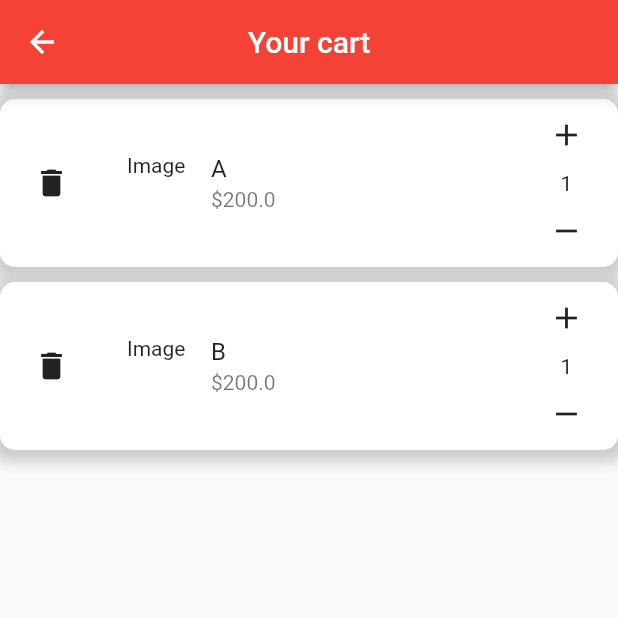
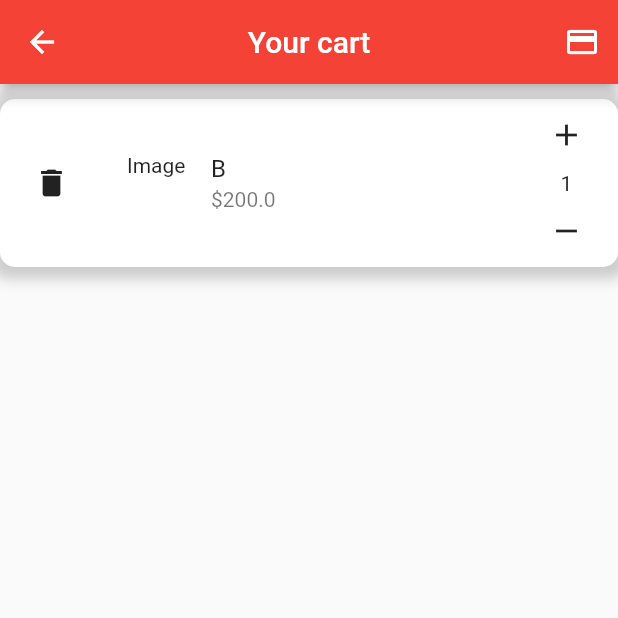
Before and after one commit to MohamedGouaouri/shopping-app, a Flutter app: the CartPage screen opened directly, after a tap on the "delete" icon, on a phone screen of 412 x 824 dp, the top half of it. Run offline on Flutter 3.47's test engine with Material 2 defaults, Android fonts, the phone set to English and light mode, and no system bars.

Commit message:
add option to delete products from cart

```diff
--- /dev/null
+++ b/lib/controllers/cart_service.dart
@@ -0,0 +1,2 @@
+/// This file contains helper functions that interact
+/// with cart service in the backend
--- a/lib/controllers/payment.dart
+++ b/lib/controllers/payment.dart
@@ -1,3 +1,5 @@
+/// This file contains helper functions that interact
+/// with payment service in the backend
 class Payment {
   /// Communicates with the payment API to add products to the user's cart
   static addToCart() {}
--- a/lib/views/cart.dart
+++ b/lib/views/cart.dart
@@ -49,7 +49,12 @@ class _CartPageState extends State<CartPage> {
               Container(
                 width: _width / 6,
                 child: IconButton(
-                  onPressed: () {},
+                  onPressed: () {
+                    // TODO: Remove using the
+                    setState(() {
+                      products.removeAt(products.indexOf(p));
+                    });
+                  },
                   icon: Icon(
                     Icons.delete,
                   ),
@@ -105,11 +110,20 @@ class _CartPageState extends State<CartPage> {
       appBar: AppBar(
         title: Text("Your cart"),
         centerTitle: true,
-        actions: [],
+        actions: [
+          IconButton(
+            onPressed: () {},
+            icon: Icon(
+              Icons.payment,
+            ),
+          )
+        ],
       ),
-      body: ListView(
-        children: _buildCartProductsItem(_width),
-      ),
+      body: products.length != 0
+          ? ListView(children: _buildCartProductsItem(_width))
+          : Center(
+              child: Text("Your cart is empty"),
+            ),
     );
   }
 }
```
